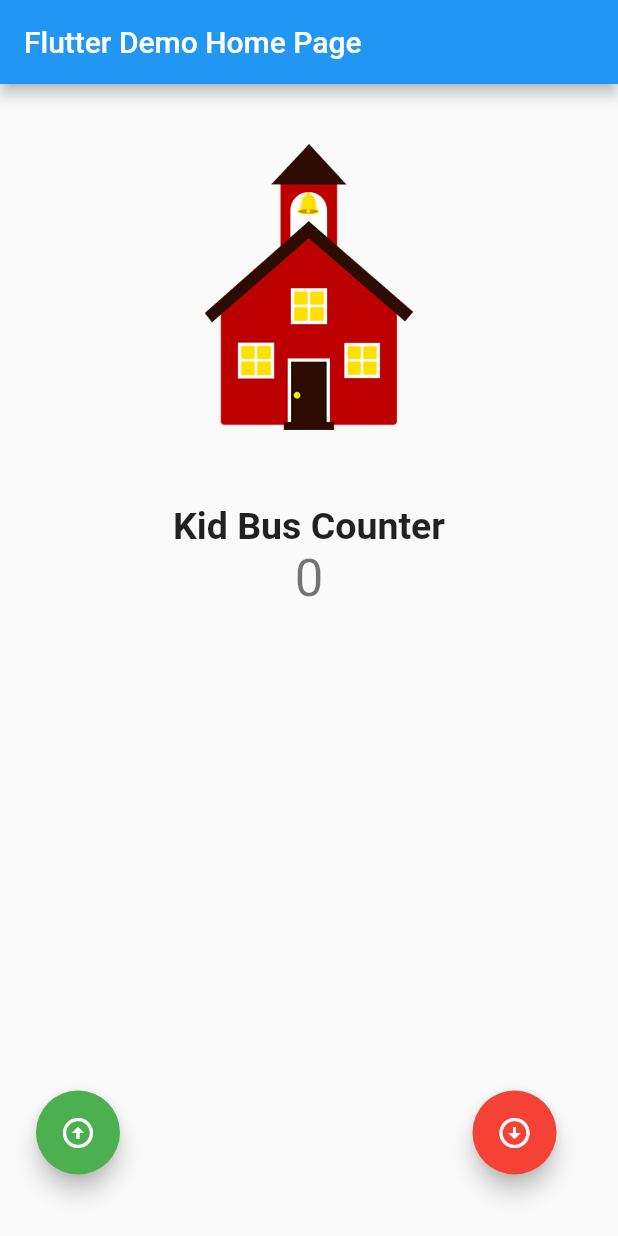
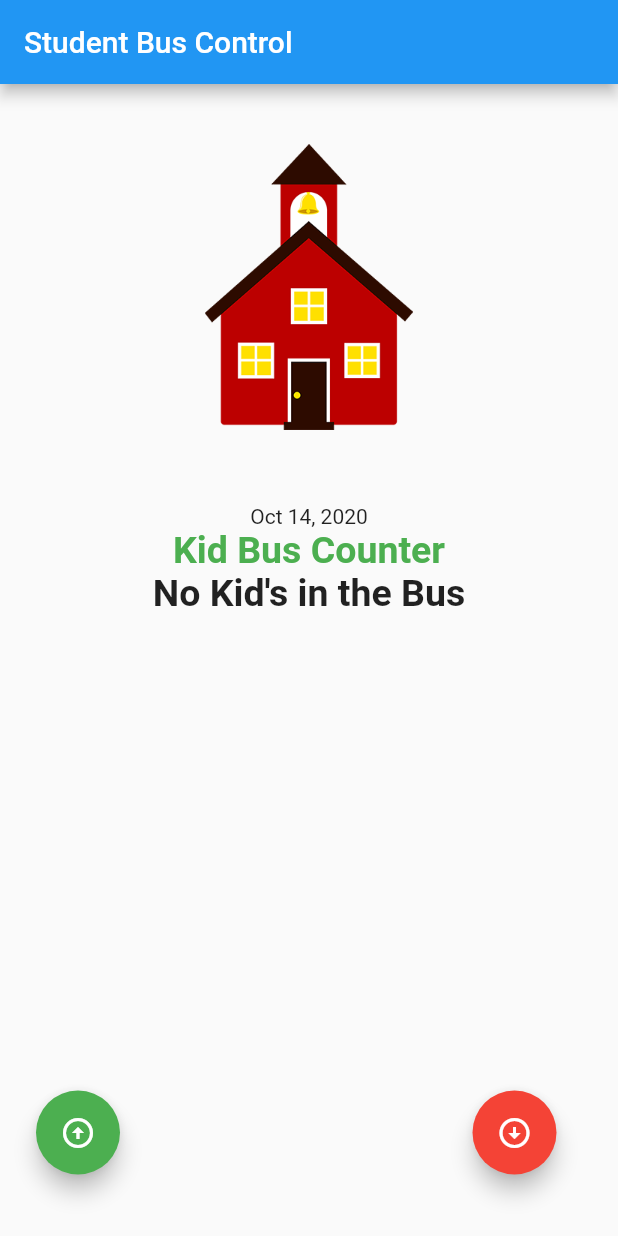
Before and after one commit to qqapps18/kids_bus_counter, a Flutter app: the KidBusCounter screen opened directly, after a tap on the "arrow circle up" icon, after a tap on the "arrow circle down" icon, on a phone screen of 412 x 824 dp. Run offline on Flutter 3.47's test engine with Material 2 defaults, Android fonts, the phone set to English and light mode, and no system bars.

Commit message:
First version of the app to control enter/exit from the bus school

```diff
--- a/lib/main.dart
+++ b/lib/main.dart
@@ -1,5 +1,7 @@
 import 'package:flutter/cupertino.dart';
 import 'package:flutter/material.dart';
+
+import 'package:intl/intl.dart';
 
 void main() {
   runApp(KidBusControl());
@@ -13,7 +15,7 @@ class KidBusControl extends StatelessWidget {
       theme: ThemeData(
         visualDensity: VisualDensity.adaptivePlatformDensity,
       ),
-      home: KidBusCounter(title: 'Flutter Demo Home Page'),
+      home: KidBusCounter(title: 'Student Bus Control'),
     );
   }
 }
@@ -28,32 +30,40 @@ class KidBusCounter extends StatefulWidget {
 }
 
 class _KidBusCounterState extends State<KidBusCounter> {
-  String imagebacground =  'images/schoolbuilding.png';
+  String imagebacground = 'images/schoolbuilding.png';
   int _counter = 0;
+  String message = "No Kid's in the Bus";
+  var messprt = "No Kid's in the Bus";
+
+
+  DateTime date = DateTime.now();
+
 
   void _incrementCounter() {
     setState(() {
       imagebacground = 'images/childenterbus.png';
+      messprt = _counter.toString();
       _counter++;
     });
   }
 
   void _decreaseCounter() {
     setState(() {
-      if(_counter > 0) {
-      _counter--;
-      if(_counter == 0){
-        imagebacground =  'images/schoolbuilding.png';
-      } else {
-        imagebacground = 'images/kidexitbus.png';
-      }}
+      if (_counter > 0) {
+        _counter--;
+        if (_counter == 0) {
+          messprt = message;
+          imagebacground = 'images/schoolbuilding.png';
+        } else {
+          messprt = _counter.toString();
+          imagebacground = 'images/kidexitbus.png';
+        }
+      }
     });
   }
 
   @override
   Widget build(BuildContext context) {
-
-
     return Scaffold(
       appBar: AppBar(
         title: Text(widget.title),
@@ -67,32 +77,36 @@ class _KidBusCounterState extends State<KidBusCounter> {
               child: Container(
                 height: 200,
                 width: 200,
-                child: Image.asset(imagebacground,
-                scale: 2,
-                alignment:Alignment.topCenter ,),
-
+                child: Image.asset(
+                  imagebacground,
+                  scale: 2,
+                  alignment: Alignment.topCenter,
+                ),
               ),
             ),
-
+            Text(DateFormat.yMMMd().format(date)),
             Text(
               'Kid Bus Counter',
               style: TextStyle(
                 fontSize: 25,
+                color: Colors.green,
                 fontWeight: FontWeight.bold,
               ),
             ),
             Text(
-              '$_counter',
-              style: Theme.of(context).textTheme.headline4,
-            ),
+              '$messprt',
+              style: TextStyle(
+                fontSize: 25,
+                fontWeight: FontWeight.bold,
+              ),
+            )
           ],
         ),
       ),
-      floatingActionButton:
-      Padding(
+      floatingActionButton: Padding(
         padding: const EdgeInsets.fromLTRB(40, 25, 25, 25),
         child: Row(
-          mainAxisAlignment: MainAxisAlignment.spaceBetween ,
+          mainAxisAlignment: MainAxisAlignment.spaceBetween,
           children: [
             FloatingActionButton(
               onPressed: _incrementCounter,
--- a/pubspec.yaml
+++ b/pubspec.yaml
@@ -28,6 +28,7 @@ dependencies:
   # The following adds the Cupertino Icons font to your application.
   # Use with the CupertinoIcons class for iOS style icons.
   cupertino_icons: ^1.0.0
+  intl: ^0.16.1
 
 dev_dependencies:
   flutter_test:
```
Also changed, not shown: pubspec.lock.
